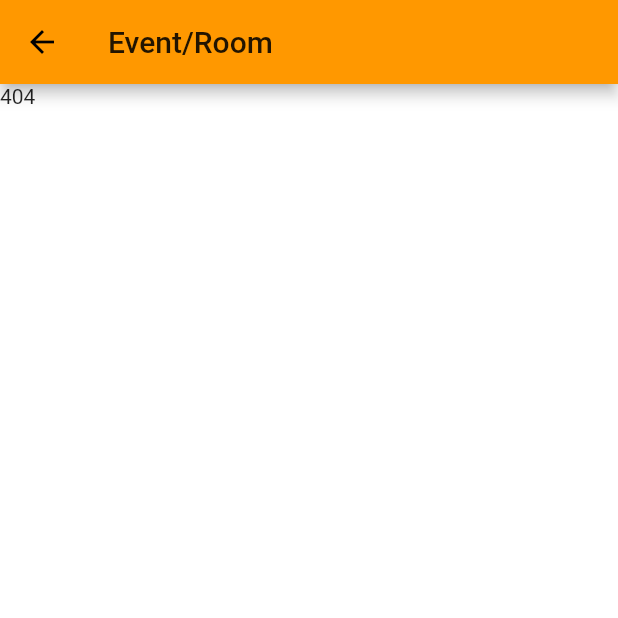
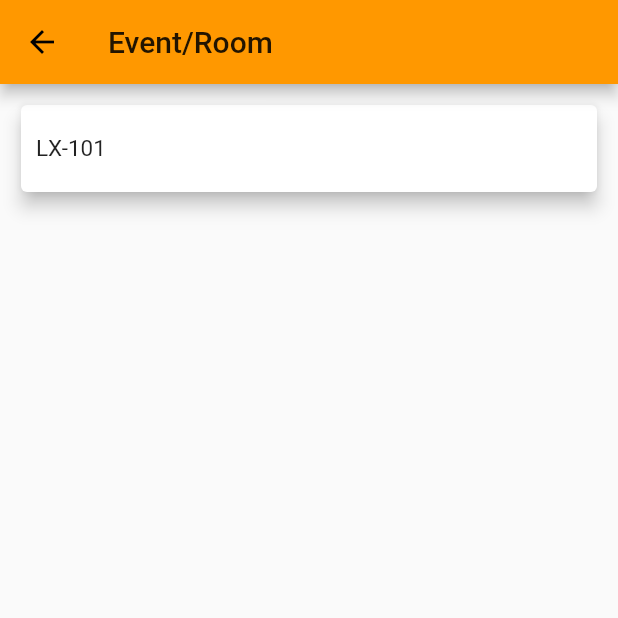
Before and after one commit to CS-DSI-project/lx-nav, a Flutter app: the screen it shows after launch, after a tap on "Room Page", on a phone screen of 412 x 824 dp, the top half of it. Run offline on Flutter 3.47's test engine with Material 2 defaults, Android fonts, the phone set to English and light mode, and no system bars; our stand-ins replace splashscreen; network calls fail.

Commit message:
[RERACTOR&ADD] Show pages

```diff
--- a/lib/screens/error.dart
+++ b/lib/screens/error.dart
@@ -7,7 +7,7 @@ class Error extends StatelessWidget {
         appBar: AppBar(
           title: Text('Error'),
         ),
-        backgroundColor: Colors.white,
-        body: Text('404'));
+        body: Text('404')
+    );
   }
 }
--- a/lib/screens/homePage.dart
+++ b/lib/screens/homePage.dart
@@ -22,33 +22,20 @@ class Home extends StatelessWidget {
       appBar: AppBar(
         title: Text('NavKMUTT'),
       ),
-      body: Column(
-        children: [showPic(), showButton(context)],
+      body: Center(
+        child: showButton(context),
       ),
     );
   }
 }
 
-Widget showPic() {
-  return Container(
-    child: Image.asset('images/c2.png'),
-  );
-}
-
 Widget showButton(context) {
   return Column(
     mainAxisSize: MainAxisSize.min,
-    children: <Widget>[roomPageButton(context), errorPageButton(context)],
-  );
-}
-
-Widget errorPageButton(context) {
-  return RaisedButton(
-    child: Text('ERROR PAGE'),
-    onPressed: () {
-      MaterialPageRoute materialPageRoute = MaterialPageRoute(builder: (BuildContext context) => Error());
-      Navigator.of(context).push(materialPageRoute);
-    },
+    children: <Widget>[
+      roomPageButton(context),
+      errorPageButton(context)
+    ],
   );
 }
 
@@ -61,3 +48,13 @@ Widget roomPageButton(context) {
     },
   );
 }
+
+Widget errorPageButton(context) {
+  return RaisedButton(
+    child: Text('Error Page'),
+    onPressed: () {
+      MaterialPageRoute materialPageRoute = MaterialPageRoute(builder: (BuildContext context) => Error());
+      Navigator.of(context).push(materialPageRoute);
+    },
+  );
+}
--- a/lib/screens/roomPage.dart
+++ b/lib/screens/roomPage.dart
@@ -7,7 +7,23 @@ class Room extends StatelessWidget {
         appBar: AppBar(
           title: Text('Event/Room'),
         ),
-        backgroundColor: Colors.white,
-        body: Text('404'));
+        body: Container(
+          padding: EdgeInsets.all(10),
+          child: ListView(
+            children: <Widget>[
+              Card(
+                elevation: 5,
+                child: Padding(
+                  padding: const EdgeInsets.symmetric(vertical: 20, horizontal: 10),
+                  child: Text(
+                    'LX-101',
+                    style: TextStyle(fontSize: 15),
+                  ),
+                ),
+              ),
+            ],
+          )
+        )
+    );
   }
 }
```
